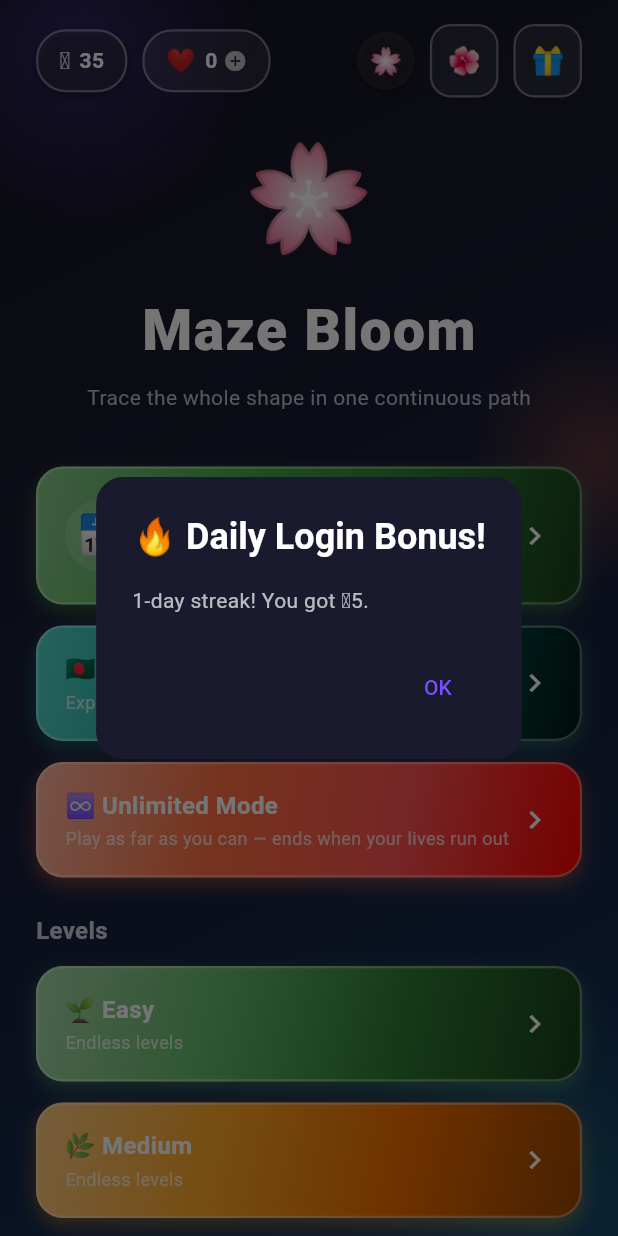
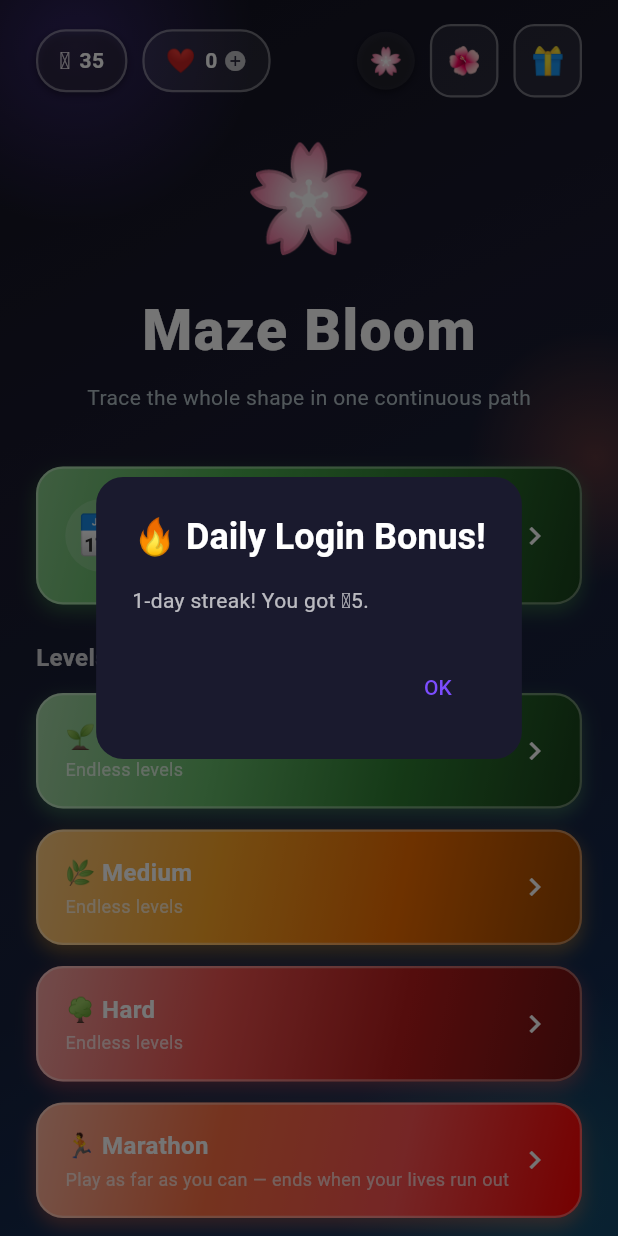
Before and after one commit to mojumder01/Dola-Foundation, a Flutter app: the screen it shows after launch, on a phone screen of 412 x 824 dp. Run offline on Flutter 3.47's test engine with Material 3 defaults, Android fonts, the phone set to English and light mode, and no system bars; our stand-ins replace audioplayers, google_mobile_ads, image_picker, in_app_purchase, shared_preferences.

Commit message:
Hide Culture Journey, merge Unlimited as Marathon into Levels, fit+vary mazes
Home screen:
- Hide the Culture Journey mode button (kept _openStoryMode so it can
  be restored later).
- Move the former "Unlimited Mode" into the Levels section, renamed to
  "Marathon" (🏃), sitting alongside Easy/Medium/Hard.

Maze always fits the screen (no cut-off):
- MazeBoard clamped cell size to a minimum of 26px, which forced large
  Hard/Marathon shapes to overflow the viewport and get cut off. Now
  cell size only caps at the top (58px) and shrinks freely to fit the
  whole bounding box in view; players can pinch-zoom in for small cells.

Mazes look more unique:
- styleForLevel now cycles through all 5 shape styles per difficulty
  (was only alternating between 2), so 5 consecutive levels are always
  different families; the per-level seed still varies the exact shape.
- Marathon changes shape style every single level (was every 3) and is
  generated unseeded, so no two mazes in a run look alike.

```diff
--- a/mazebloom-game/lib/screens/home_screen.dart
+++ b/mazebloom-game/lib/screens/home_screen.dart
@@ -177,7 +177,7 @@ class _HomeScreenState extends State<HomeScreen> {
     final streak = await ProgressManager.getUnlimitedStreak();
     final cells = 10 + (streak * 2).clamp(0, 30);
     const styleCycle = [ShapeStyle.blob, ShapeStyle.snake, ShapeStyle.cross, ShapeStyle.spiral, ShapeStyle.branchy];
-    final style = styleCycle[(streak ~/ 3) % styleCycle.length];
+    final style = styleCycle[streak % styleCycle.length];
     final shape = ShapeFactory.generate(targetCells: cells, style: style);
     if (!mounted) return;
     Navigator.push(
@@ -256,25 +256,11 @@ class _HomeScreenState extends State<HomeScreen> {
                 const SizedBox(height: 36),
 
                 _dailyChallengeCard(),
-                const SizedBox(height: 14),
-
-                _modeButton(
-                  '🇧🇩 ${tr('সংস্কৃতির যাত্রা', 'Culture Journey')}',
-                  tr('বাংলাদেশের রিকশা, ইলিশ, শাপলা ঘুরে আসো',
-                      "Explore Bangladesh's rickshaws, hilsa, and water lilies"),
-                  const [Color(0xFF26A69A), Color(0xFF00695C)],
-                  _openStoryMode,
-                ),
-                const SizedBox(height: 14),
-
-                _modeButton(
-                  '♾️ ${tr('আনলিমিটেড মোড', 'Unlimited Mode')}',
-                  tr('যতদূর পারো খেলো, লাইফ ফুরালে শেষ', 'Play as far as you can — ends when your lives run out'),
-                  const [Color(0xFFFF7043), Color(0xFFFF5252)],
-                  _openUnlimited,
-                ),
                 const SizedBox(height: 24),
 
+                // Culture Journey বাটন আপাতত hide করা হয়েছে; আর আগের আলাদা
+                // "Unlimited Mode" বাটনটা এখন "Marathon" নামে নিচের Levels
+                // সেকশনেই Easy/Medium/Hard এর সাথে একসাথে দেখানো হয়।
                 Align(
                   alignment: Alignment.centerLeft,
                   child: Text(
@@ -298,6 +284,13 @@ class _HomeScreenState extends State<HomeScreen> {
                       () => _openDifficulty(d),
                     ),
                   ),
+                ),
+
+                _modeButton(
+                  '🏃 ${tr('ম্যারাথন', 'Marathon')}',
+                  tr('যতদূর পারো খেলো, লাইফ ফুরালে শেষ', 'Play as far as you can — ends when your lives run out'),
+                  const [Color(0xFFFF7043), Color(0xFFFF5252)],
+                  _openUnlimited,
                 ),
                 const SizedBox(height: 20),
               ],
```
Also changed, not shown: mazebloom-game/lib/screens/game_screen.dart (+4 -4 lines), mazebloom-game/lib/utils/difficulty_config.dart (+18 -10 lines), mazebloom-game/lib/widgets/maze_board.dart (+8 -4 lines).
